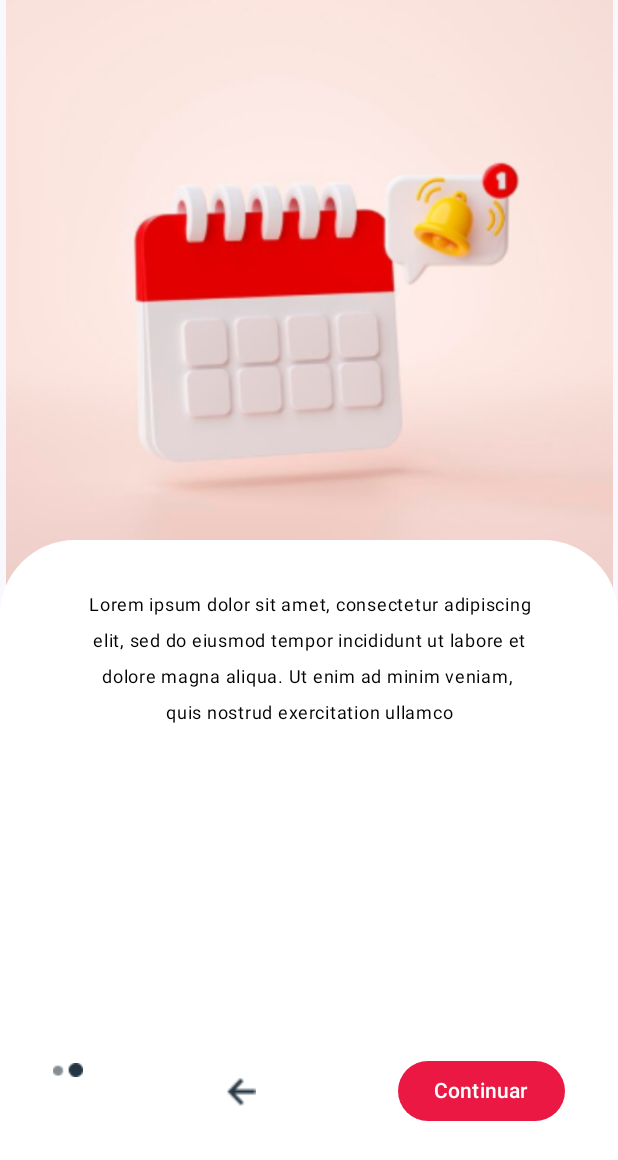
After one commit to kalineduttra/Localweb, an Android app built with Jetpack Compose: the composable SecondWalkthroughScreen shown on its own in the app's theme, on a phone screen of 412 x 824 dp. The commit adds this screen. Shown: the top 1160 px of the screen. Run offline under Robolectric (Android 15) with nearby library versions, the phone set to English and light mode, and no system bars.

Commit message:
update files

```diff
--- a/app/build.gradle.kts
+++ b/app/build.gradle.kts
@@ -57,6 +57,9 @@ dependencies {
     implementation(platform("androidx.compose:compose-bom:2023.08.00"))
     implementation("androidx.compose.ui:ui")
     implementation("androidx.compose.ui:ui-graphics")
+
+    implementation("androidx.navigation:navigation-compose:2.7.7")
+
     implementation("androidx.compose.ui:ui-tooling-preview")
     implementation("androidx.compose.material3:material3")
     testImplementation("junit:junit:4.13.2")
--- /dev/null
+++ b/app/src/main/java/br/com/fiap/localweb/screens/SecondWalkthroughScreen.kt
@@ -0,0 +1,125 @@
+package br.com.fiap.localweb.screens
+
+import androidx.compose.foundation.Image
+import androidx.compose.foundation.layout.Arrangement
+import androidx.compose.foundation.layout.Box
+import androidx.compose.foundation.layout.Column
+import androidx.compose.foundation.layout.Row
+import androidx.compose.foundation.layout.Spacer
+import androidx.compose.foundation.layout.fillMaxSize
+import androidx.compose.foundation.layout.fillMaxWidth
+import androidx.compose.foundation.layout.height
+import androidx.compose.foundation.layout.offset
+import androidx.compose.foundation.layout.padding
+import androidx.compose.foundation.layout.size
+import androidx.compose.foundation.layout.width
+import androidx.compose.foundation.shape.RoundedCornerShape
+import androidx.compose.material3.Button
+import androidx.compose.material3.ButtonDefaults
+import androidx.compose.material3.Card
+import androidx.compose.material3.CardDefaults
+import androidx.compose.material3.Text
+import androidx.compose.runtime.Composable
+import androidx.compose.ui.Alignment
+import androidx.compose.ui.Modifier
+import androidx.compose.ui.graphics.Color
+import androidx.compose.ui.res.colorResource
+import androidx.compose.ui.res.painterResource
+import androidx.compose.ui.text.style.TextAlign
+import androidx.compose.ui.unit.dp
+import androidx.compose.ui.unit.sp
+import br.com.fiap.localweb.R
+
+
+// segunda tela walkthrough
+@Composable
+fun SecondWalkthroughScreen() {
+    Box(
+        modifier = Modifier.fillMaxSize()
+    ){
+        // header
+        Column(
+            horizontalAlignment = Alignment.CenterHorizontally,
+            modifier = Modifier
+                .fillMaxWidth()
+                .height(400.dp)
+        ){
+            Image(
+                painterResource(id= R.drawable.walkthrough2),
+                contentDescription = "image of a message icon ",
+                modifier = Modifier
+                    .size(width = 500.dp, height = 700.dp)
+            )
+        }
+
+        //descrição
+        Column(
+            modifier = Modifier
+                .fillMaxWidth()
+        ){
+            Card(
+                modifier = Modifier
+                    .height(600.dp)
+                    .width(600.dp)
+                    .offset(y = (360).dp),
+                colors = CardDefaults.cardColors(containerColor = Color.White),
+                shape = RoundedCornerShape(topEnd =50.dp, topStart = 50.dp)
+            ){
+                Column(
+                    modifier = Modifier.padding(
+                        vertical = 16.dp,
+                        horizontal = 32.dp
+                    )
+                ){
+
+                    Spacer(modifier = Modifier.height(15.dp))
+                    Text(
+                        text="Lorem ipsum dolor sit amet, consectetur adipiscing\n" +
+                                "elit, sed do eiusmod tempor incididunt ut labore et\n" +
+                                "dolore magna aliqua. Ut enim ad minim veniam, \n" +
+                                "quis nostrud exercitation ullamco",
+                        textAlign = TextAlign.Center,
+                        modifier = Modifier.fillMaxWidth(),
+                        color = colorResource(id = R.color.black),
+                        fontSize = 12.sp
+                    )
+                }
+
+                Spacer(modifier = Modifier.height(200.dp))
+                Row(horizontalArrangement = Arrangement.SpaceAround,
+                    modifier = Modifier
+                        .fillMaxWidth()
+                ){
+                    Image(
+                        painterResource(id= R.drawable.second),
+                        contentDescription = "back button ",
+                        modifier = Modifier
+                            .size(width = 20.dp, height = 20.dp)
+                    )
+                    Button(onClick = { /*TODO*/ },
+                        colors = ButtonDefaults.buttonColors(
+                            containerColor = colorResource(id = R.color.white)
+
+                        )){
+                        Image(
+                            painterResource(id= R.drawable.botaovoltar),
+                            contentDescription = "back button ",
+                            modifier = Modifier
+                                .size(width = 20.dp, height = 20.dp)
+                        )
+                    }
+
+                    Button(onClick = { /*TODO*/ },
+                        colors = ButtonDefaults.buttonColors(
+                            containerColor = colorResource(id = R.color.red)
+
+                        )){
+                        Text(
+                            text = "Continuar")
+
+                    }
+                }
+            }
+        }
+    }
+}
--- a/app/src/main/res/values/colors.xml
+++ b/app/src/main/res/values/colors.xml
@@ -8,5 +8,6 @@
     <color name="black">#FF000000</color>
     <color name="white">#FFFFFFFF</color>
     <color name="red">#FFEC1844</color>
+    <color name="blue">#FF253744</color>
 
 </resources>
```
Also changed, not shown: app/src/main/java/br/com/fiap/localweb/MainActivity.kt (+14 -126 lines), app/src/main/java/br/com/fiap/localweb/screens/LoginScreen.kt (added, +149 -0 lines), app/src/main/java/br/com/fiap/localweb/screens/WalkthroughScreen.kt (added, +121 -0 lines), app/src/main/res/drawable/botaovoltar.png (added), app/src/main/res/drawable/first.png (added), app/src/main/res/drawable/second.png (added).
